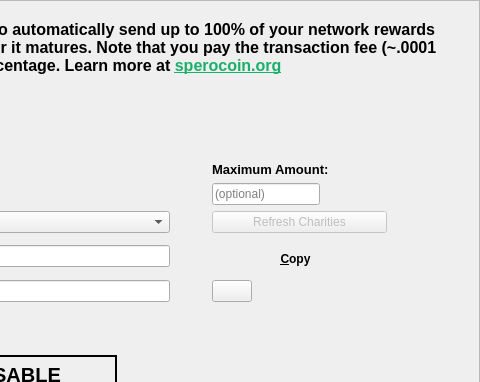
LightBurdenOfficial/SperoCoin, file src/qt/forms/charitydialog.ui: the form before one commit; both pictures show x 425 to 905 and y 0 to 382 of the 905 by 640 pixel window.
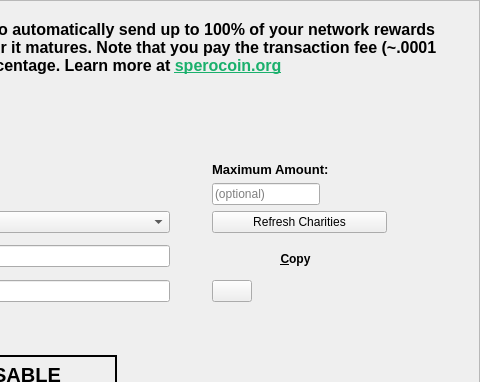
The form after the commit. Icons and pictures are not drawn.

Commit message: [CHARITY SYSTEM]Reativação do botão de Refresh

What changed in the file:
```diff
--- a/src/qt/forms/charitydialog.ui
+++ b/src/qt/forms/charitydialog.ui
@@ -338,7 +338,7 @@
         <item row="3" column="3">
          <widget class="QPushButton" name="btnRefreshCharities">
           <property name="enabled">
-           <bool>false</bool>
+           <bool>true</bool>
           </property>
           <property name="toolTip">
            <string>Click to download the current list</string>
```
The commit also changes 1 other file.
